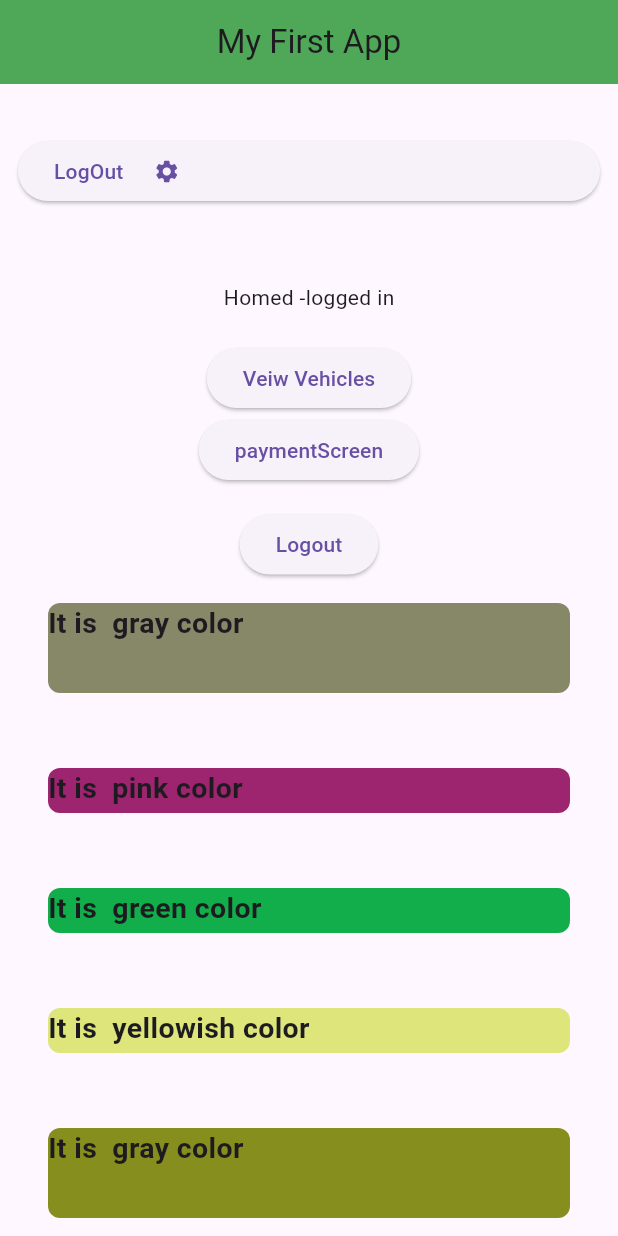
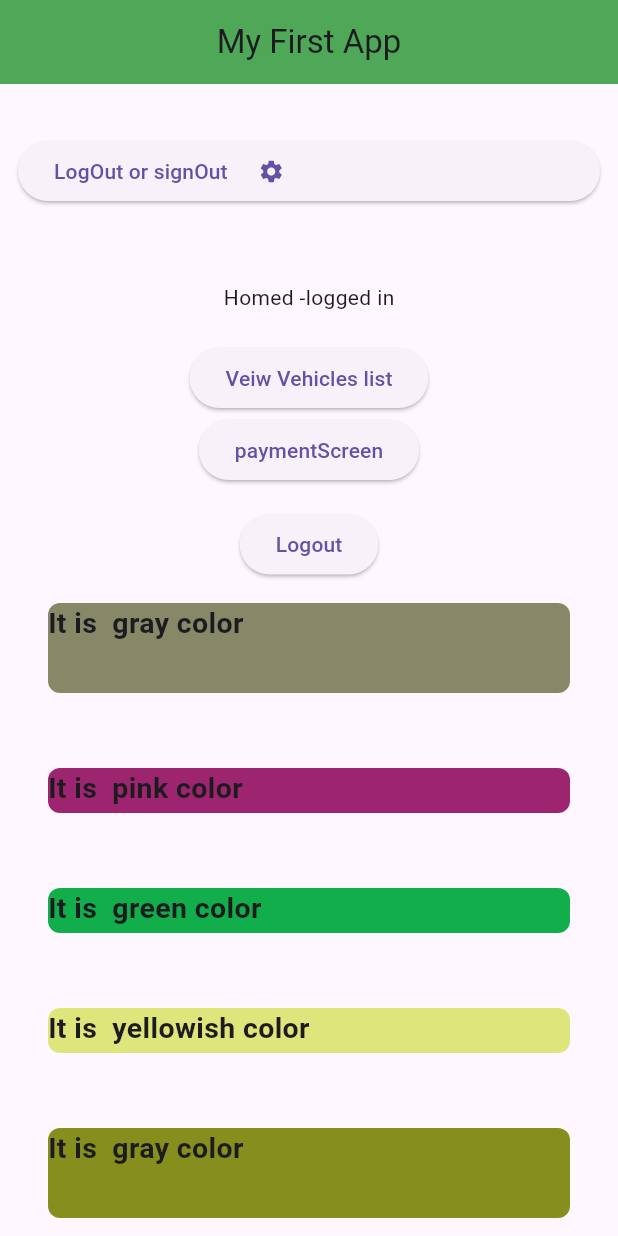
Before and after one commit to Manjan855/flutter_practice, a Flutter app: the screen it shows once a user with an empty profile is signed in, scrolled down 570 dp, on a phone screen of 412 x 824 dp. Run offline on Flutter 3.47's test engine with Material 3 defaults, Android fonts, the light colour scheme and no system bars; our stand-ins replace dartz, dio, firebase_auth, firebase_core, flutter_riverpod, font_awesome_flutter and 6 more; missing offline and left inert: esewa_flutter, flutter_facebook_auth, khalti_checkout_flutter, mocktail; accounts and stored records are empty.

Commit message:
daily practice

```diff
--- a/lib/screens/home_screen.dart
+++ b/lib/screens/home_screen.dart
@@ -126,7 +126,7 @@ class _HomeScreenState extends ConsumerState<HomeScreen> {
                         onPressed: signOut,
                         child: Row(
                           children: [
-                            Text("LogOut"),
+                            Text("LogOut or signOut"),
                             SizedBox(width: 20),
                             Icon(Icons.settings),
                           ],
@@ -140,7 +140,7 @@ class _HomeScreenState extends ConsumerState<HomeScreen> {
                     SizedBox(height: 20),
                     ElevatedButton(
                       onPressed: () => context.go('/products'),
-                      child: Text('Veiw Vehicles'),
+                      child: Text('Veiw Vehicles list'),
                     ),
                     ElevatedButton(
                       onPressed: () => context.go('/esewascreen'),
```
